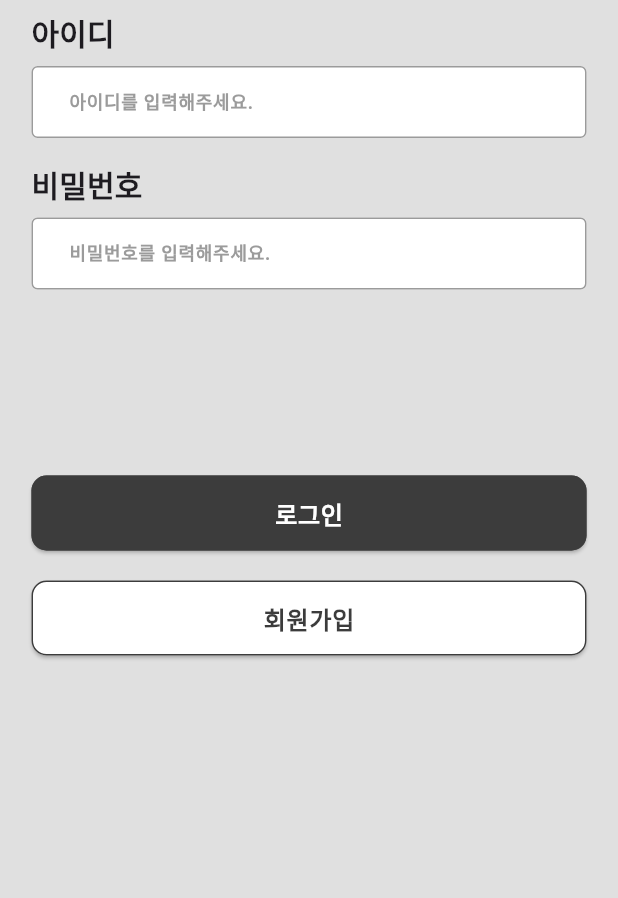
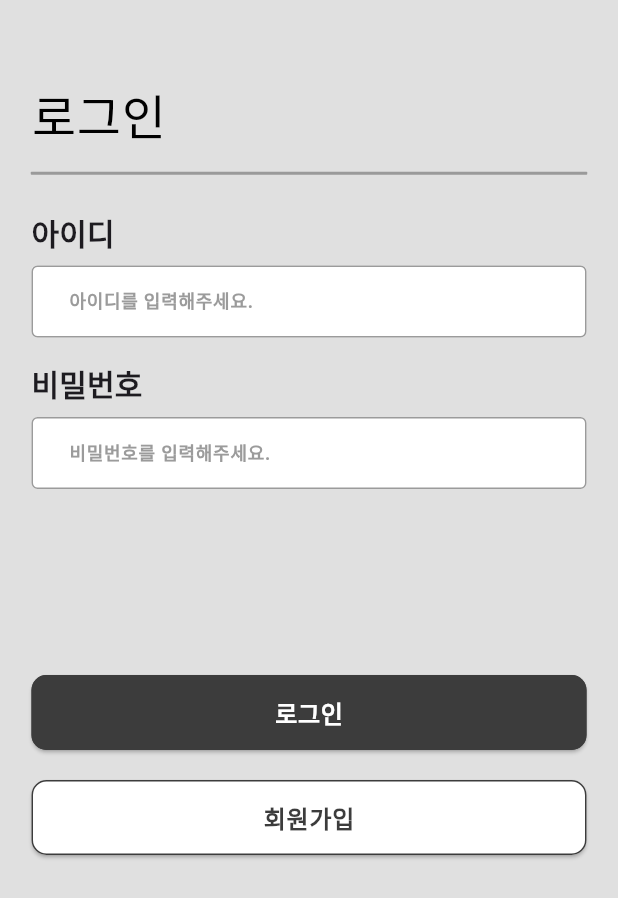
Before and after one commit to GOMINTAPA/GMTP, a Flutter app: the screen it shows after launch, on a phone screen of 412 x 824 dp. Shown: the top 898 px of the screen. Run offline on Flutter 3.47's test engine with Material 3 defaults, Android fonts, the light colour scheme and no system bars; Roboto replaces fonts that are missing (Noto Sans).

Commit message:
style: 로그인 헤더 삽입 #4

```diff
--- a/gomintapa/lib/src/screens/login.dart
+++ b/gomintapa/lib/src/screens/login.dart
@@ -16,6 +16,44 @@ class _LoginState extends State<Login> {
         padding: const EdgeInsets.symmetric(horizontal: 21, vertical: 7),
         child: ListView(
           children: [
+            const SizedBox(height: 47),
+            Text(
+              '로그인',
+              textAlign: TextAlign.left,
+              style: TextStyle(
+                color: Colors.black,
+                fontSize: 32,
+                fontFamily: 'Roboto',
+                fontWeight: FontWeight.w400,
+                letterSpacing: 0.50,
+              ),
+            ),
+            const SizedBox(height: 15),
+            Container(
+              // 로그인과 아이디 사이 구분선
+              width: 320,
+              height: 1,
+              child: Column(
+                mainAxisSize: MainAxisSize.min,
+                mainAxisAlignment: MainAxisAlignment.center,
+                crossAxisAlignment: CrossAxisAlignment.center,
+                children: [
+                  Container(
+                    width: double.infinity,
+                    decoration: ShapeDecoration(
+                      shape: RoundedRectangleBorder(
+                        side: BorderSide(
+                          width: 1,
+                          strokeAlign: BorderSide.strokeAlignCenter,
+                          color: Color(0xFF9A9A9A),
+                        ),
+                      ),
+                    ),
+                  ),
+                ],
+              ),
+            ),
+            const SizedBox(height: 24),
             LabelTextField(
               label: '아이디',
               hintText: '아이디를 입력해주세요.',
```
